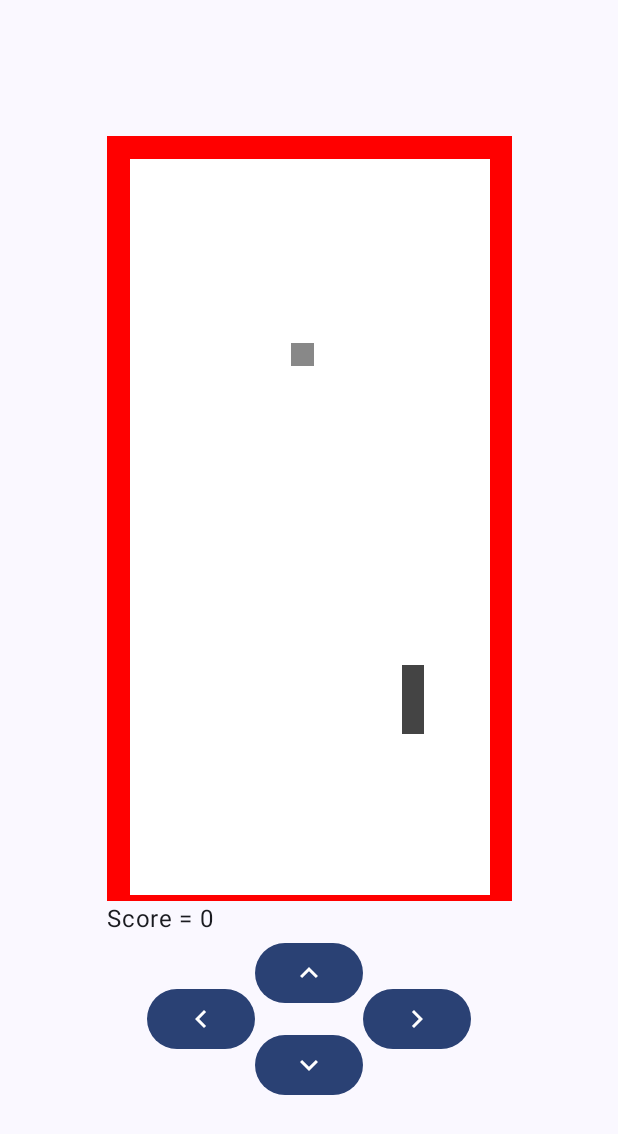
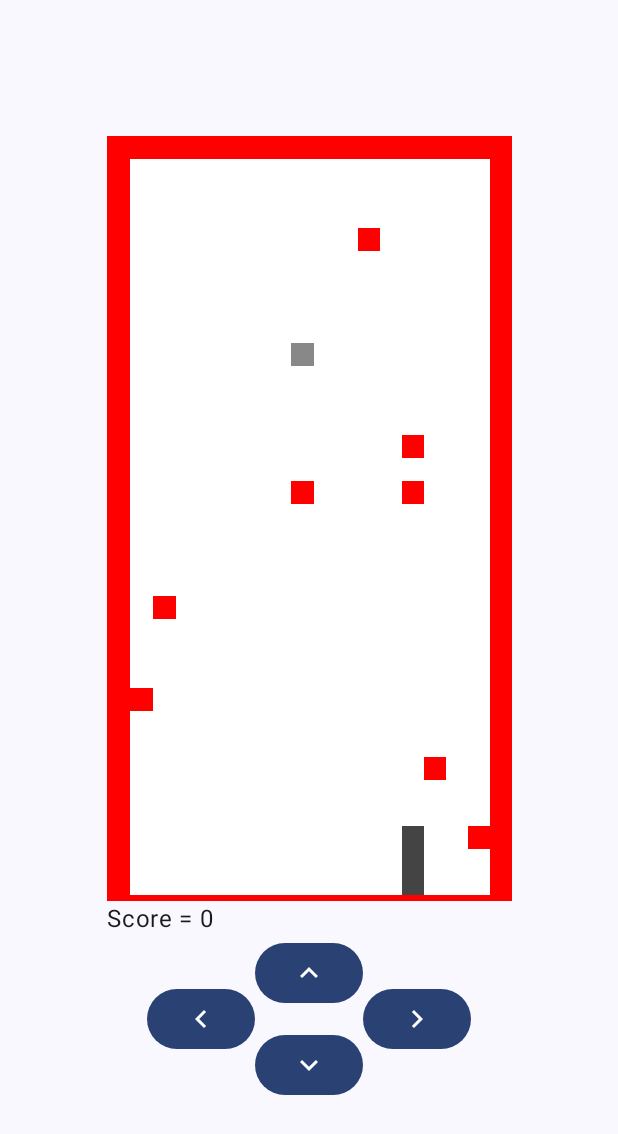
Before and after one commit to tauqirnizami/SnakeGame, an Android app built with Jetpack Compose: the screen it shows after launch (MainActivity), on a phone screen of 412 x 824 dp. Shown: the top 1134 px of the screen. Run offline under Robolectric (Android 15) with nearby library versions, the phone set to English and light mode, and no system bars.

```diff
--- a/app/src/main/java/com/example/myapplication/MainActivity.kt
+++ b/app/src/main/java/com/example/myapplication/MainActivity.kt
@@ -8,6 +8,7 @@ import androidx.compose.material3.MaterialTheme
 import androidx.compose.material3.Surface
 import androidx.compose.ui.Modifier
 import com.example.myapplication.ui.theme.MyApplicationTheme
+import com.example.myapplication.ui.theme.difficult.DifficultScreen
 import com.example.myapplication.ui.theme.medium.MediumScreen
 
 class MainActivity : ComponentActivity() {
@@ -17,7 +18,8 @@ class MainActivity : ComponentActivity() {
             MyApplicationTheme {
                 // A surface container using the 'background' color from the theme
                 Surface(modifier = Modifier.fillMaxSize(), color = MaterialTheme.colorScheme.background) {
-                    MediumScreen()
+//                    MediumScreen()
+                    DifficultScreen()
 //                    Screen()
                 }
             }
--- /dev/null
+++ b/app/src/main/java/com/example/myapplication/ui/theme/difficult/DifficultScreen.kt
@@ -0,0 +1,107 @@
+package com.example.myapplication.ui.theme.difficult
+
+import androidx.compose.foundation.layout.Arrangement
+import androidx.compose.foundation.layout.Column
+import androidx.compose.foundation.layout.Row
+import androidx.compose.foundation.layout.Spacer
+import androidx.compose.foundation.layout.height
+import androidx.compose.material.icons.Icons
+import androidx.compose.material.icons.filled.KeyboardArrowDown
+import androidx.compose.material.icons.filled.KeyboardArrowLeft
+import androidx.compose.material.icons.filled.KeyboardArrowRight
+import androidx.compose.material.icons.filled.KeyboardArrowUp
+import androidx.compose.material3.Button
+import androidx.compose.material3.Icon
+import androidx.compose.material3.Text
+import androidx.compose.runtime.Composable
+import androidx.compose.ui.Alignment
+import androidx.compose.ui.Modifier
+import androidx.compose.ui.graphics.Color
+import androidx.compose.ui.tooling.preview.Preview
+import androidx.compose.ui.unit.dp
+import com.example.myapplication.ui.theme.MyApplicationTheme
+import com.example.myapplication.ui.theme.easy.ColorGrid
+import com.example.myapplication.ui.theme.easy.directions
+import com.example.myapplication.ui.theme.easy.foodCoordinates
+import com.example.myapplication.ui.theme.easy.giantFoodCoordinates
+import com.example.myapplication.ui.theme.easy.gridLength
+import com.example.myapplication.ui.theme.easy.gridWidth
+import com.example.myapplication.ui.theme.easy.score
+
+@Composable
+fun DifficultDisplayGrid(
+    modifier: Modifier,
+    snakeViewModel: DifficultSnakeViewModel
+) {
+    val colors = difficultGenerateColorGrid(coordinates = snakeViewModel.coordinates, walls = snakeViewModel.extraWallsCoordinates)
+    Column {
+        ColorGrid(colors = colors, modifier = modifier)
+        Text(text = "Score = $score")
+    }
+
+}
+
+@Composable
+fun DifficultScreen(
+    modifier: Modifier = Modifier,
+    snakeViewModel: DifficultSnakeViewModel = DifficultSnakeViewModel()
+) {
+    Column(
+        verticalArrangement = Arrangement.Center,
+        horizontalAlignment = Alignment.CenterHorizontally,
+        modifier = modifier
+    ) {
+        DifficultDisplayGrid(modifier, snakeViewModel = snakeViewModel)
+
+        Row(
+            modifier = Modifier,
+            verticalAlignment = Alignment.CenterVertically,
+            horizontalArrangement = Arrangement.Center
+        ) {
+            Button(onClick = { directions.add(2) }) {
+                Icon(imageVector = Icons.Filled.KeyboardArrowLeft, contentDescription = "Left")
+            }
+            Column {
+                Button(onClick = { directions.add(0) }) {
+                    Icon(imageVector = Icons.Filled.KeyboardArrowUp, contentDescription = "Up")
+                }
+                Spacer(modifier = Modifier.height(13.dp))
+                Button(onClick = { directions.add(1) }) {
+                    Icon(imageVector = Icons.Filled.KeyboardArrowDown, contentDescription = "Down")
+                }
+            }
+            Button(onClick = { directions.add(3) }) {
+                Icon(imageVector = Icons.Filled.KeyboardArrowRight, contentDescription = "Right")
+            }
+        }
+    }
+}
+
+fun difficultGenerateColorGrid(coordinates: List<Pair<Int, Int>>, walls: List<Pair<Int, Int>>): List<Color> {
+    val coloursList: MutableList<Color> = mutableListOf()
+    for (i in 1..gridLength) {
+        for (j in 1..gridWidth) {
+            if (i == 1 || j == 1 || i == gridLength || j == gridWidth || walls.any{it == Pair(i,j)}){
+                coloursList.add(Color.Red)
+            }
+            else if (coordinates.any { it == Pair(i, j) }) {
+                coloursList.add(Color.DarkGray)
+            } else if (Pair(i, j) == foodCoordinates) {
+                coloursList.add(Color.Gray)
+            } else if (Pair(i, j) == giantFoodCoordinates) {
+                coloursList.add(Color.Black)
+            } else {
+                coloursList.add(Color.White)
+            }
+        }
+    }
+    return coloursList
+}
+
+@Preview(showBackground = true)
+@Composable
+fun ScreenPreview() {
+    MyApplicationTheme {
+        DifficultScreen()
+    }
+}
--- /dev/null
+++ b/app/src/main/java/com/example/myapplication/ui/theme/difficult/DifficultSnakePosition.kt
@@ -0,0 +1,124 @@
+package com.example.myapplication.ui.theme.difficult
+
+import androidx.compose.runtime.getValue
+import androidx.compose.runtime.mutableStateListOf
+import androidx.compose.runtime.mutableStateOf
+import androidx.compose.runtime.setValue
+import androidx.lifecycle.ViewModel
+import androidx.lifecycle.viewModelScope
+import com.example.myapplication.ui.theme.easy.directions
+import com.example.myapplication.ui.theme.easy.foodCoordinates
+import com.example.myapplication.ui.theme.easy.giantFoodCoordinates
+import com.example.myapplication.ui.theme.easy.giantFoodCounter
+import com.example.myapplication.ui.theme.easy.gridLength
+import com.example.myapplication.ui.theme.easy.gridWidth
+import com.example.myapplication.ui.theme.easy.score
+import kotlinx.coroutines.Dispatchers
+import kotlinx.coroutines.delay
+import kotlinx.coroutines.launch
+
+class DifficultSnakeViewModel : ViewModel() {
+    /*Pair(length/y-coordinate, width/x-coordinate)*/
+    var coordinates = mutableStateListOf(Pair(31, 14), Pair(32, 14), Pair(33, 14))
+        private set
+
+    private var gameGoing by mutableStateOf(true)
+
+    var extraWallsCoordinates: List<Pair<Int, Int>>
+
+    init {
+        foodCoordinates = Pair(10, 9)
+        score = 0L
+        directions = mutableStateListOf(0) //Using a list instead of a single int to keep track when user changes directions too quickly while the viewModel is on delay (the one for speed controlling). Eg., if user enter up and suddenly left as well, the game earlier used to only register the latter command. Using a mutable list  would keep track of all the given commands that currently hasn't been acted on.
+        giantFoodCoordinates = null
+        giantFoodCounter = 1
+
+        extraWallsCoordinates = walls()
+
+        viewModelScope.launch(Dispatchers.Default) {
+            delay(1000L) //This is to let the viewModel to setup properly before being used. I was getting error due to usage of state variable (probably "coordinates") before waiting for the viewModel to be able to initialize properly first
+            while (gameGoing) {
+                delay(if (score < 250) 500 - (score *2) else if(score<500) 1 else 0) //This controls the snake speed
+                coordinatesUpdation()
+            }
+        }
+    }
+
+    private suspend fun coordinatesUpdation() {
+
+        // Compute the new head position based on the direction
+        val head = coordinates.first()
+        val newHead = when (directions[0]) {
+            0 -> Pair(head.first - 1, head.second) // UP
+            1 -> Pair(head.first + 1, head.second) // DOWN
+            2 -> Pair(head.first, head.second - 1) // LEFT
+            else -> Pair(head.first,head.second + 1) // RIGHT
+        }
+        if (directions.size>1) {
+            directions.removeAt(0)
+        }
+
+        // Update the coordinates with the new head and shift the body
+        coordinates.add(0, newHead)
+        coordinates.removeLast()
+
+        //Eating Food
+        if (newHead == foodCoordinates) {
+            foodCoordinates = food(extraWallsCoordinates + listOf(giantFoodCoordinates))
+            score++
+            giantFoodCounter++
+            coordinates.add(coordinates.last())
+        }
+
+        //Getting Out
+        if (coordinates.drop(1).any { it == newHead } || newHead.first == 1 || newHead.second == 1 || newHead.first == gridLength || newHead.second == gridWidth) {
+            gameGoing = false
+        }
+
+        //Giant Food
+        if (giantFoodCounter % 9 == 0) {
+            giantFoodCoordinates = food(extraWallsCoordinates + listOf(foodCoordinates))
+            giantFoodCounter = 1
+            viewModelScope.launch(Dispatchers.Default) {
+                delay((if (score < 30) 15 else if (score < 100) 10 else if (score < 300) 6 else 4) * 1000L)
+                giantFoodCoordinates = null
+            }
+        }
+
+        if (newHead == giantFoodCoordinates) {
+            giantFoodCounter = 1
+            score += 5
+
+            coordinates.add(coordinates.last())
+
+            coordinates.add(coordinates.last())
+
+            coordinates.add(coordinates.last())
+
+            coordinates.add(coordinates.last())
+
+            coordinates.add(coordinates.last())
+        }
+    }
+
+    private fun food(busyCoordinates: List<Pair<Int, Int>?>): Pair<Int, Int> {
+        var a: Pair<Int, Int>
+        do {
+            a = Pair((2..< gridLength).random(), (2..< gridWidth).random())
+        } while (coordinates.any { it == a } || busyCoordinates.any{it == a})
+        return a
+    }
+
+    private fun walls(): List<Pair<Int, Int>>{
+        val a: MutableList<Pair<Int, Int>> = mutableListOf()
+        var b: Pair<Int, Int>
+        do {
+
+            do {
+                b = Pair((2..< gridLength).random(), (2..< gridWidth).random())
+            } while (coordinates.any { it == b } || b == foodCoordinates)
+            a.add(b)
+        }while (a.size<8)
+        return a
+    }
+}
```
